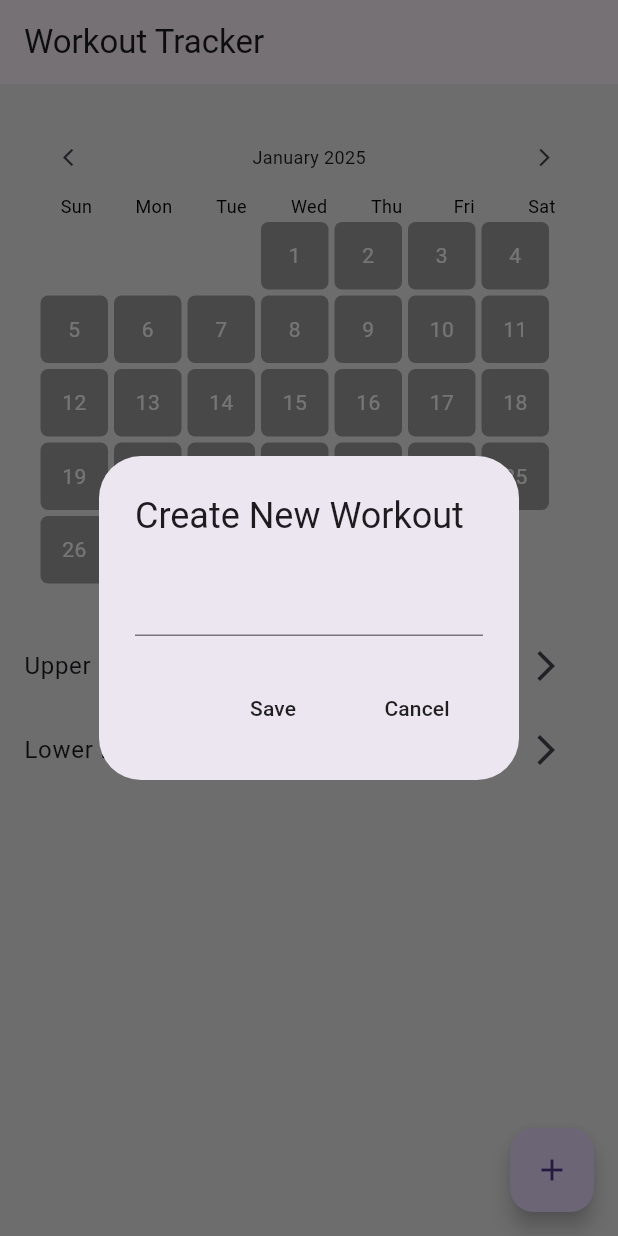
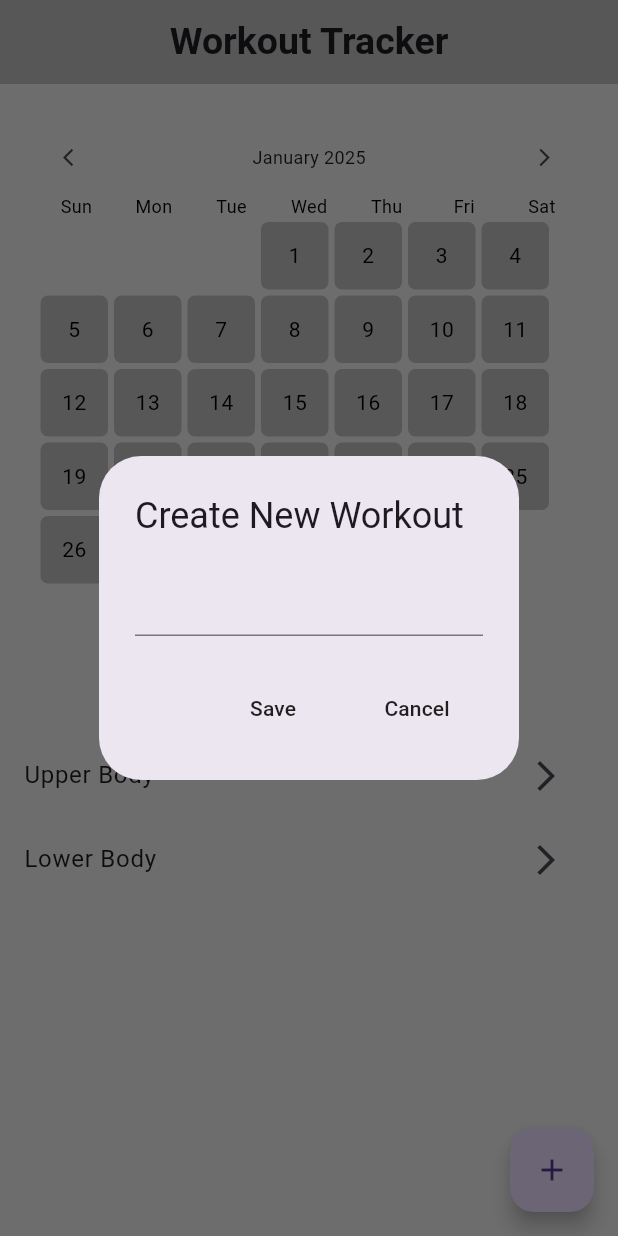
Before and after one commit to DevAidanH/WorkoutTracker, a Flutter app: the screen it shows after launch, after a tap on the "add" icon, on a phone screen of 412 x 824 dp. Run offline on Flutter 3.47's test engine with Material 3 defaults, Android fonts, the phone set to English and light mode, and no system bars; our stand-ins replace flutter_heatmap_calendar, hive, hive_flutter; accounts and stored records are empty.

Commit message:
Updated heatmap and homepage UI

```diff
--- a/lib/components/heatmap.dart
+++ b/lib/components/heatmap.dart
@@ -1,15 +1,12 @@
 import 'package:flutter/material.dart';
 import 'package:flutter_heatmap_calendar/flutter_heatmap_calendar.dart';
-//import 'package:workout_tracker/datetime/datetime.dart';
 
 class myHeatmap extends StatelessWidget {
   final Map<DateTime, int>? datasets;
-  //final String startDateYYYYMMDD;
 
   const myHeatmap({
     super.key,
     required this.datasets,
-    //required this.startDateYYYYMMDD
   });
 
   @override
@@ -22,11 +19,14 @@ class myHeatmap extends StatelessWidget {
         showColorTip: false,
         margin: EdgeInsets.all(2),
         size: 45,
-        textColor: Colors.white,
-        defaultColor: Colors.grey,
+        textColor: Colors.black,
+        defaultColor: Colors.grey[400],
         weekTextColor: Colors.black,
         colorsets: const{
-          1: Colors.green,
+          1: Color(0xFFA3EE5B),
+          2: Color(0xFF66D855),
+          3: Color(0xFF40BA0F),
+          4: Color(0xFF188300)
         }
       ),
     );
--- a/lib/data/hive_database.dart
+++ b/lib/data/hive_database.dart
@@ -32,8 +32,8 @@ class HiveDatabase {
 
     //Check if any exercises are set to completed
     //Will put 0 or 1 for each date a workout is completed
-    if (exerciseCompleted(workouts)){
-      _myBox.put("COMPLETION_STATUS_${todaysDateYYYYMMDD()}", 1);
+    if (exerciseCompleted(workouts) > 0){
+      _myBox.put("COMPLETION_STATUS_${todaysDateYYYYMMDD()}", exerciseCompleted(workouts));
     }
     else{
       _myBox.put("COMPLETION_STATUS_${todaysDateYYYYMMDD()}", 0);
@@ -74,15 +74,16 @@ class HiveDatabase {
   }
 
   //Check exercises done
-  bool exerciseCompleted(List<Workout> workouts){
+  int exerciseCompleted(List<Workout> workouts){
+    var c = 0;
     for (var workout in workouts){
       for (var exercise in workout.exercises){
         if (exercise.isCompleted){
-          return true;
+          c++;
         }
       }
     }
-    return false;
+    return c;
   }
 
   //Return completed status of given date
--- a/lib/pages/homepage.dart
+++ b/lib/pages/homepage.dart
@@ -78,7 +78,9 @@ class _HomepageState extends State<Homepage> {
       builder: (context, value, child) => Scaffold(
         backgroundColor: Colors.grey[200],
       appBar: AppBar(
-        title: const Text("Workout Tracker"),
+        backgroundColor: Colors.grey[400],
+        centerTitle: true,
+        title: const Text("Workout Tracker", style: TextStyle(fontSize: 25, fontWeight: FontWeight.bold),),
       ),
       floatingActionButton: FloatingActionButton(
         onPressed: createNewWorkout,
@@ -88,6 +90,22 @@ class _HomepageState extends State<Homepage> {
         children: [
           //Heatmap
           myHeatmap(datasets: value.heatMapDataSet),
+
+          //Text bar
+          Row(
+            mainAxisAlignment: MainAxisAlignment.center,
+            children: [
+              Padding(
+                padding: const EdgeInsets.all(15.0),
+                child: Text(
+                  "My Workouts",
+                  style: TextStyle(
+                    fontSize: 30,
+                    fontWeight: FontWeight.bold),
+                ),
+              ),
+            ]
+          ),
 
           //Workouts
           ListView.builder(
```
